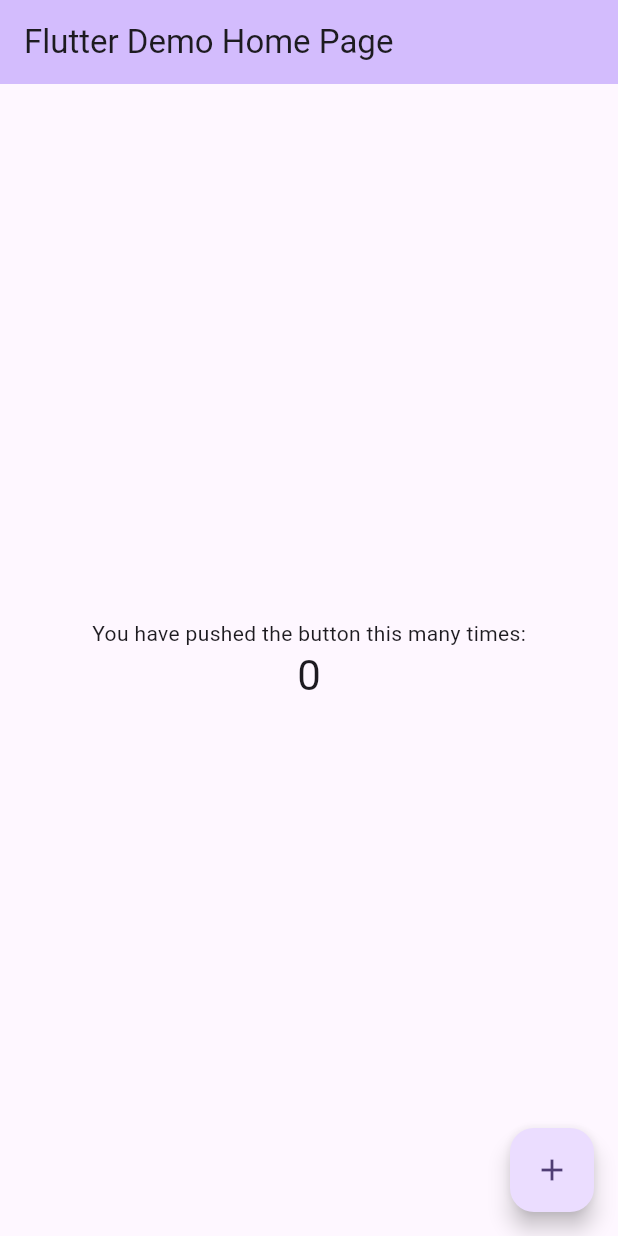
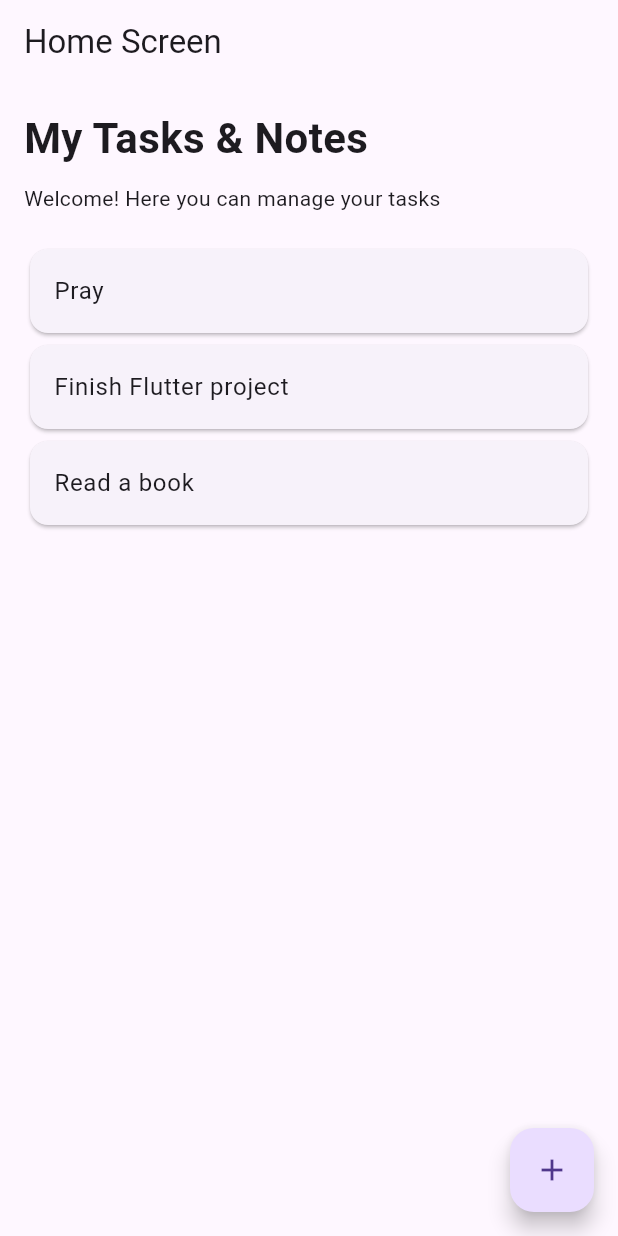
Before and after one commit to its-Sherry003/flutter-task-notes-app, a Flutter app: the screen it shows after launch, on a phone screen of 412 x 824 dp. Run offline on Flutter 3.47's test engine with Material 3 defaults, Android fonts, the phone set to English and light mode, and no system bars.

Commit message:
model file for tasks

```diff
--- a/task_notes_manager/lib/main.dart
+++ b/task_notes_manager/lib/main.dart
@@ -1,122 +1,21 @@
 import 'package:flutter/material.dart';
+import 'package:task_notes_manager/screens/home.dart';
 
 void main() {
-  runApp(const MyApp());
+  runApp(const TaskNotes());
 }
 
-class MyApp extends StatelessWidget {
-  const MyApp({super.key});
+class TaskNotes extends StatelessWidget {
+  const TaskNotes({super.key});
 
   // This widget is the root of your application.
   @override
   Widget build(BuildContext context) {
     return MaterialApp(
-      title: 'Flutter Demo',
-      theme: ThemeData(
-        // This is the theme of your application.
-        //
-        // TRY THIS: Try running your application with "flutter run". You'll see
-        // the application has a purple toolbar. Then, without quitting the app,
-        // try changing the seedColor in the colorScheme below to Colors.green
-        // and then invoke "hot reload" (save your changes or press the "hot
-        // reload" button in a Flutter-supported IDE, or press "r" if you used
-        // the command line to start the app).
-        //
-        // Notice that the counter didn't reset back to zero; the application
-        // state is not lost during the reload. To reset the state, use hot
-        // restart instead.
-        //
-        // This works for code too, not just values: Most code changes can be
-        // tested with just a hot reload.
-        colorScheme: ColorScheme.fromSeed(seedColor: Colors.deepPurple),
-      ),
-      home: const MyHomePage(title: 'Flutter Demo Home Page'),
+      debugShowCheckedModeBanner: false,
+      title: 'Task Notes Manager',
+      theme: ThemeData(primarySwatch: Colors.blue),
+      home: const HomeScreen(),
     );
   }
 }
-
-class MyHomePage extends StatefulWidget {
-  const MyHomePage({super.key, required this.title});
-
-  // This widget is the home page of your application. It is stateful, meaning
-  // that it has a State object (defined below) that contains fields that affect
-  // how it looks.
-
-  // This class is the configuration for the state. It holds the values (in this
-  // case the title) provided by the parent (in this case the App widget) and
-  // used by the build method of the State. Fields in a Widget subclass are
-  // always marked "final".
-
-  final String title;
-
-  @override
-  State<MyHomePage> createState() => _MyHomePageState();
-}
-
-class _MyHomePageState extends State<MyHomePage> {
-  int _counter = 0;
-
-  void _incrementCounter() {
-    setState(() {
-      // This call to setState tells the Flutter framework that something has
-      // changed in this State, which causes it to rerun the build method below
-      // so that the display can reflect the updated values. If we changed
-      // _counter without calling setState(), then the build method would not be
-      // called again, and so nothing would appear to happen.
-      _counter++;
-    });
-  }
-
-  @override
-  Widget build(BuildContext context) {
-    // This method is rerun every time setState is called, for instance as done
-    // by the _incrementCounter method above.
-    //
-    // The Flutter framework has been optimized to make rerunning build methods
-    // fast, so that you can just rebuild anything that needs updating rather
-    // than having to individually change instances of widgets.
-    return Scaffold(
-      appBar: AppBar(
-        // TRY THIS: Try changing the color here to a specific color (to
-        // Colors.amber, perhaps?) and trigger a hot reload to see the AppBar
-        // change color while the other colors stay the same.
-        backgroundColor: Theme.of(context).colorScheme.inversePrimary,
-        // Here we take the value from the MyHomePage object that was created by
-        // the App.build method, and use it to set our appbar title.
-        title: Text(widget.title),
-      ),
-      body: Center(
-        // Center is a layout widget. It takes a single child and positions it
-        // in the middle of the parent.
-        child: Column(
-          // Column is also a layout widget. It takes a list of children and
-          // arranges them vertically. By default, it sizes itself to fit its
-          // children horizontally, and tries to be as tall as its parent.
-          //
-          // Column has various properties to control how it sizes itself and
-          // how it positions its children. Here we use mainAxisAlignment to
-          // center the children vertically; the main axis here is the vertical
-          // axis because Columns are vertical (the cross axis would be
-          // horizontal).
-          //
-          // TRY THIS: Invoke "debug painting" (choose the "Toggle Debug Paint"
-          // action in the IDE, or press "p" in the console), to see the
-          // wireframe for each widget.
-          mainAxisAlignment: MainAxisAlignment.center,
-          children: <Widget>[
-            const Text('You have pushed the button this many times:'),
-            Text(
-              '$_counter',
-              style: Theme.of(context).textTheme.headlineMedium,
-            ),
-          ],
-        ),
-      ),
-      floatingActionButton: FloatingActionButton(
-        onPressed: _incrementCounter,
-        tooltip: 'Increment',
-        child: const Icon(Icons.add),
-      ), // This trailing comma makes auto-formatting nicer for build methods.
-    );
-  }
-}
--- /dev/null
+++ b/task_notes_manager/lib/screens/home.dart
@@ -0,0 +1,52 @@
+import 'package:flutter/material.dart';
+import 'package:task_notes_manager/screens/second.dart';
+
+class HomeScreen extends StatefulWidget {
+  const HomeScreen({super.key});
+
+  @override
+  State<HomeScreen> createState() => _HomeScreenState();
+}
+
+class _HomeScreenState extends State<HomeScreen> {
+  final List<String> tasks = ['Pray', 'Finish Flutter project', 'Read a book'];
+
+  @override
+  Widget build(BuildContext context) {
+    return Scaffold(
+      appBar: AppBar(title: const Text('Home Screen')),
+      body: Padding(
+        padding: const EdgeInsets.all(16.0),
+        child: Column(
+          crossAxisAlignment: CrossAxisAlignment.start,
+          children: [
+            const Text(
+              'My Tasks & Notes',
+              style: TextStyle(fontSize: 28, fontWeight: FontWeight.bold),
+            ),
+            const SizedBox(height: 10),
+            const Text('Welcome! Here you can manage your tasks'),
+            const SizedBox(height: 20),
+            Expanded(
+              child: ListView.builder(
+                itemCount: tasks.length,
+                itemBuilder: (context, index) {
+                  return Card(child: ListTile(title: Text(tasks[index])));
+                },
+              ),
+            ),
+          ],
+        ),
+      ),
+      floatingActionButton: FloatingActionButton(
+        onPressed: () {
+          Navigator.push(
+            context,
+            MaterialPageRoute(builder: (context) => const SecondPage()),
+          );
+        },
+        child: const Icon(Icons.add),
+      ),
+    );
+  }
+}
```
Also changed, not shown: task_notes_manager/lib/models/task_item.dart (added, +37 -0 lines), task_notes_manager/lib/screens/second.dart (added, +29 -0 lines), 1 other file.
